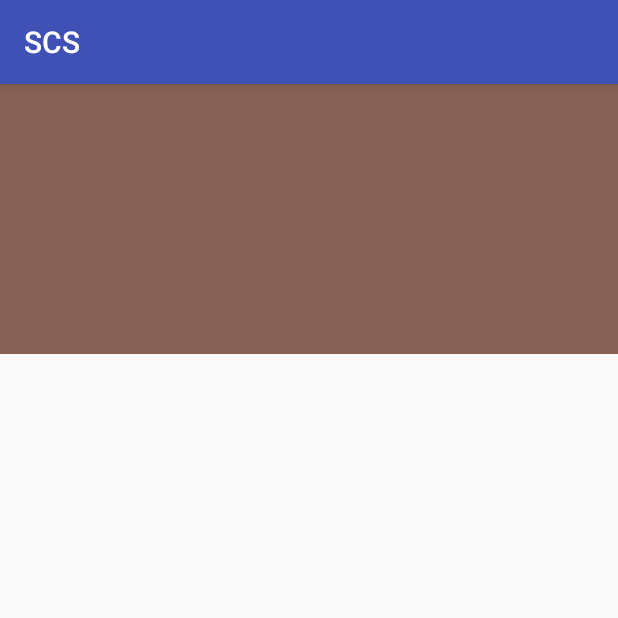
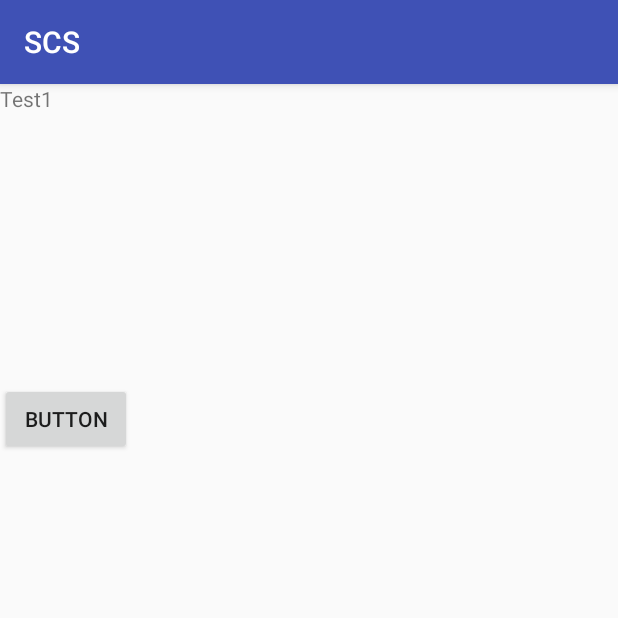
Before and after one commit to lrm2017/SCS, an Android app: the fragment RequiredCourses shown on its own in the app's theme, on a phone screen of 412 x 824 dp, the top half of it. Run offline under Robolectric (Android 15) with nearby library versions, the phone set to English and light mode, and no system bars.

Commit message:
啊啦啦啦

```diff
--- a/app/src/main/java/com/example/scs/MainActivity.java
+++ b/app/src/main/java/com/example/scs/MainActivity.java
@@ -1,5 +1,6 @@
 package com.example.scs;
 
+import android.content.SharedPreferences;
 import android.os.Bundle;
 import android.support.annotation.NonNull;
 import android.support.design.widget.BottomNavigationView;
@@ -21,8 +22,8 @@ public class MainActivity extends AppCompatActivity
     private BottomNavigationView bottomNavigationView;
     private ViewPager viewPager;
     private ViewerAdapter viewerAdapter;
-    MenuItem prevMeuItem;
-
+    private MenuItem prevMeuItem;
+    public SharedPreferences sharedPreferences;
     @Override
     protected void onCreate(Bundle savedInstanceState) {
         super.onCreate(savedInstanceState);
--- a/app/src/main/java/com/example/scs/RequiredCourses.java
+++ b/app/src/main/java/com/example/scs/RequiredCourses.java
@@ -6,16 +6,30 @@ import android.support.v4.app.Fragment;
 import android.view.LayoutInflater;
 import android.view.View;
 import android.view.ViewGroup;
+import android.widget.Button;
+import android.widget.ExpandableListView;
+import android.widget.Toast;
+
+import java.util.ArrayList;
+import java.util.List;
 
 /**
  * Created by 123 on 2018/7/16.
  */
 
 public class RequiredCourses extends Fragment{
+    private View view;
+    Button button;
+
     @Nullable
     @Override
     public View onCreateView(LayoutInflater inflater, @Nullable ViewGroup container, @Nullable Bundle savedInstanceState) {
-        return inflater.inflate(R.layout.test2,container,false);
+        if (view == null)
+            view = inflater.inflate(R.layout.test1,container,false);
+        ViewGroup parent = (ViewGroup) view.getParent();
+        if (parent != null)
+            parent.removeView(view);
+        return view;
     }
 
     @Override
--- a/app/src/main/res/layout/test2.xml
+++ b/app/src/main/res/layout/test2.xml
@@ -2,13 +2,10 @@
 <android.support.constraint.ConstraintLayout
     xmlns:android="http://schemas.android.com/apk/res/android" android:layout_width="match_parent"
     android:layout_height="match_parent">
-    <TextView
+    <ExpandableListView
+        android:id="@+id/mElistView"
         android:layout_width="match_parent"
-        android:layout_height="match_parent"
-        android:text="Test2"/>
+        android:layout_height="wrap_content">
 
-    <ImageView
-        android:layout_width="match_parent"
-        android:layout_height="180dp"
-        android:background="#876156"/>
+    </ExpandableListView>
 </android.support.constraint.ConstraintLayout>
```
Also changed, not shown: app/src/main/java/com/example/scs/TitleInfo.java (added, +28 -0 lines), app/src/main/res/layout/child_view.xml (added, +53 -0 lines).
